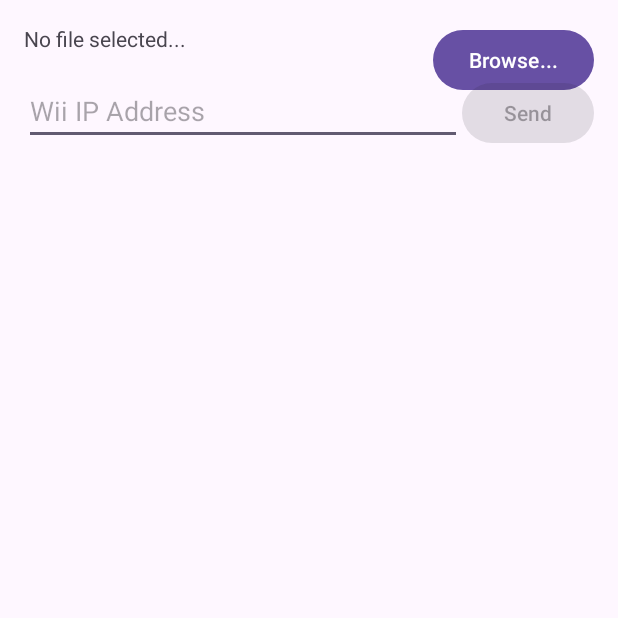
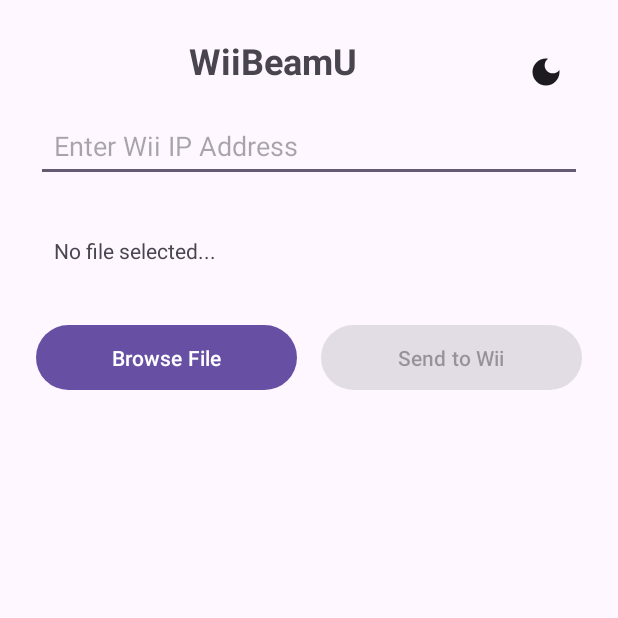
Before and after one commit to Sudachi-E/WiiBeamU, an Android app: the screen it shows after launch (MainActivity), on a phone screen of 412 x 824 dp, the top half of it. Run offline under Robolectric (Android 15) with nearby library versions, the phone set to English and light mode, and no system bars.

Commit message:
UI improvments

```diff
--- a/app/src/main/java/com/sudachi/wiibeamu/MainActivity.java
+++ b/app/src/main/java/com/sudachi/wiibeamu/MainActivity.java
@@ -2,53 +2,61 @@ package com.sudachi.wiibeamu;
 
 import android.Manifest;
 import android.app.Activity;
+import android.app.ProgressDialog;
 import android.content.Intent;
 import android.content.SharedPreferences;
 import android.content.pm.PackageManager;
 import android.net.Uri;
 import android.os.Bundle;
-import android.os.AsyncTask;
-import android.view.Menu;
-import android.view.MenuItem;
+import android.os.Handler;
+import android.os.Looper;
 import android.widget.Button;
 import android.widget.EditText;
+import android.widget.ImageButton;
 import android.widget.TextView;
 import android.widget.Toast;
 
 import androidx.activity.result.ActivityResultLauncher;
 import androidx.activity.result.contract.ActivityResultContracts;
 import androidx.appcompat.app.AppCompatActivity;
+import androidx.appcompat.app.AppCompatDelegate;
 import androidx.core.app.ActivityCompat;
 import androidx.core.content.ContextCompat;
 
-import java.io.BufferedInputStream;
+import android.widget.PopupMenu;
+
+import java.io.ByteArrayOutputStream;
 import java.io.DataOutputStream;
-import java.io.File;
-import java.io.FileInputStream;
-import java.io.FileOutputStream;
+import java.io.IOException;
 import java.io.InputStream;
-import java.io.OutputStream;
-import java.net.InetAddress;
 import java.net.Socket;
-import java.util.zip.DeflaterOutputStream;
+import java.util.concurrent.ExecutorService;
+import java.util.concurrent.Executors;
+import java.util.zip.Deflater;
 
 public class MainActivity extends AppCompatActivity {
-    private static final int PORT = 4299;
-    private TextView fileNameText;
-    private EditText wiiIpInput;
-    private Button sendButton;
-    private Button browseButton;
-    private Uri selectedFileUri;
-    private SharedPreferences prefs;
+    private static final int WII_PORT = 4299;
+    private static final int BUFFER_SIZE = 8192;
+    private static final String PREFS_NAME = "BeamUPrefs";
+    private static final String LAST_IP_KEY = "lastUsedIP";
+    private static final String THEME_PREF_KEY = "theme_mode";
 
-    private final ActivityResultLauncher<Intent> filePickerLauncher = registerForActivityResult(
+    private TextView statusText;
+    private EditText ipAddressField;
+    private Button selectFileButton;
+    private Button transmitButton;
+    private Uri selectedFile;
+    private SharedPreferences preferences;
+    private ProgressDialog progressDialog;
+    private final ExecutorService executorService = Executors.newSingleThreadExecutor();
+    private final Handler mainHandler = new Handler(Looper.getMainLooper());
+    private ImageButton themeToggle;
+
+    private final ActivityResultLauncher<Intent> filePicker = registerForActivityResult(
             new ActivityResultContracts.StartActivityForResult(),
             result -> {
                 if (result.getResultCode() == Activity.RESULT_OK && result.getData() != null) {
-                    selectedFileUri = result.getData().getData();
-                    String fileName = selectedFileUri.getLastPathSegment();
-                    fileNameText.setText(fileName);
-                    sendButton.setEnabled(true);
+                    handleFileSelection(result.getData().getData());
                 }
             }
     );
@@ -56,142 +64,220 @@ public class MainActivity extends AppCompatActivity {
     @Override
     protected void onCreate(Bundle savedInstanceState) {
         super.onCreate(savedInstanceState);
+        preferences = getSharedPreferences(PREFS_NAME, MODE_PRIVATE);
+        applyTheme();
         setContentView(R.layout.activity_main);
-
-        prefs = getSharedPreferences("BeamU", MODE_PRIVATE);
-
-        fileNameText = findViewById(R.id.fileNameText);
-        wiiIpInput = findViewById(R.id.wiiIpInput);
-        sendButton = findViewById(R.id.sendButton);
-        browseButton = findViewById(R.id.browseButton);
-
-        String lastIp = prefs.getString("last_ip", "");
-        wiiIpInput.setText(lastIp);
-
-        browseButton.setOnClickListener(v -> openFilePicker());
-        sendButton.setOnClickListener(v -> sendFileToWii());
-
-        checkPermissions();
+        initializeViews();
+        setupPreferences();
+        verifyPermissions();
+        setupClickListeners();
     }
 
-    private void checkPermissions() {
+    private void initializeViews() {
+        statusText = findViewById(R.id.fileNameText);
+        ipAddressField = findViewById(R.id.wiiIpInput);
+        selectFileButton = findViewById(R.id.browseButton);
+        transmitButton = findViewById(R.id.sendButton);
+        transmitButton.setEnabled(false);
+
+        progressDialog = new ProgressDialog(this);
+        progressDialog.setProgressStyle(ProgressDialog.STYLE_HORIZONTAL);
+        progressDialog.setCancelable(false);
+        themeToggle = findViewById(R.id.themeToggle);
+    }
+
+    private void setupPreferences() {
+        String savedIP = preferences.getString(LAST_IP_KEY, "");
+        ipAddressField.setText(savedIP);
+    }
+
+    private void verifyPermissions() {
         if (ContextCompat.checkSelfPermission(this, Manifest.permission.READ_EXTERNAL_STORAGE)
                 != PackageManager.PERMISSION_GRANTED) {
             ActivityCompat.requestPermissions(this,
-                    new String[]{Manifest.permission.READ_EXTERNAL_STORAGE},
-                    1);
+                    new String[]{Manifest.permission.READ_EXTERNAL_STORAGE}, 100);
         }
     }
 
-    private void openFilePicker() {
+    private void setupClickListeners() {
+        selectFileButton.setOnClickListener(v -> launchFilePicker());
+        transmitButton.setOnClickListener(v -> initiateFileTransfer());
+        themeToggle.setOnClickListener(v -> showThemeMenu());
+    }
+
+    private void launchFilePicker() {
         Intent intent = new Intent(Intent.ACTION_GET_CONTENT);
         intent.setType("*/*");
-        filePickerLauncher.launch(intent);
+        intent.addCategory(Intent.CATEGORY_OPENABLE);
+        filePicker.launch(intent);
     }
 
-    private void sendFileToWii() {
-        String ip = wiiIpInput.getText().toString();
-        if (ip.isEmpty()) {
-            Toast.makeText(this, "Please enter Wii IP address", Toast.LENGTH_SHORT).show();
+    private void handleFileSelection(Uri uri) {
+        selectedFile = uri;
+        String fileName = getFileName(uri);
+        statusText.setText(fileName);
+        transmitButton.setEnabled(true);
+    }
+
+    private String getFileName(Uri uri) {
+        String result = uri.getLastPathSegment();
+        int cut = result.lastIndexOf('/');
+        if (cut != -1) {
+            result = result.substring(cut + 1);
+        }
+        return result;
+    }
+
+    private void initiateFileTransfer() {
+        String ipAddress = ipAddressField.getText().toString().trim();
+        if (ipAddress.isEmpty()) {
+            showMessage("Please enter Wii IP address");
             return;
         }
 
-        prefs.edit().putString("last_ip", ip).apply();
-
-        new SendFileTask().execute(ip);
+        preferences.edit().putString(LAST_IP_KEY, ipAddress).apply();
+        startFileTransfer(ipAddress);
     }
 
-    private class SendFileTask extends AsyncTask<String, String, Boolean> {
-        @Override
-        protected Boolean doInBackground(String... params) {
-            String host = params[0];
+    private void startFileTransfer(String ipAddress) {
+        progressDialog.setMessage("Preparing transfer...");
+        progressDialog.setProgress(0);
+        progressDialog.show();
+
+        executorService.execute(() -> {
             try {
-                publishProgress("Connecting to Wii...");
-                Socket socket = new Socket(host, PORT);
+                byte[] compressedData = compressFileData();
+                sendToWii(ipAddress, compressedData);
+                showTransferComplete();
+            } catch (Exception e) {
+                handleTransferError(e);
+            }
+        });
+    }
 
-                publishProgress("Compressing data...");
-                File compressedFile = compressFile(selectedFileUri);
+    private byte[] compressFileData() throws IOException {
+        ByteArrayOutputStream compressedStream = new ByteArrayOutputStream();
+        Deflater deflater = new Deflater();
+        byte[] buffer = new byte[BUFFER_SIZE];
 
-                publishProgress("Sending file...");
-                sendFileToSocket(socket, compressedFile);
+        try (InputStream inputStream = getContentResolver().openInputStream(selectedFile)) {
+            int totalBytes = inputStream.available();
+            int bytesRead;
+            while ((bytesRead = inputStream.read(buffer)) != -1) {
+                deflater.setInput(buffer, 0, bytesRead);
 
-                compressedFile.delete();
-                return true;
-            } catch (Exception e) {
-                e.printStackTrace();
-                publishProgress("Error: " + e.getMessage());
-                return false;
+                byte[] compressedBuffer = new byte[BUFFER_SIZE];
+                while (!deflater.needsInput()) {
+                    int compressedBytes = deflater.deflate(compressedBuffer);
+                    compressedStream.write(compressedBuffer, 0, compressedBytes);
+                }
+
+                updateProgress("Compressing...", (int) (compressedStream.size() * 100L / totalBytes));
             }
+
+            deflater.finish();
+            while (!deflater.finished()) {
+                int count = deflater.deflate(buffer);
+                compressedStream.write(buffer, 0, count);
+            }
+    }
+
+        return compressedStream.toByteArray();
+    }
+
+    private void sendToWii(String ipAddress, byte[] compressedData) throws IOException {
+        try (Socket socket = new Socket(ipAddress, WII_PORT);
+             DataOutputStream output = new DataOutputStream(socket.getOutputStream())) {
+
+            String fileName = getFileName(selectedFile);
+            writeHeader(output, fileName, compressedData.length);
+
+            int chunkSize = BUFFER_SIZE;
+            int totalChunks = (compressedData.length + chunkSize - 1) / chunkSize;
+
+        for (int i = 0; i < totalChunks; i++) {
+                int start = i * chunkSize;
+                int length = Math.min(chunkSize, compressedData.length - start);
+                output.write(compressedData, start, length);
+            output.flush();
+
+            updateProgress("Sending file...", (i + 1) * 100 / totalChunks);
         }
 
-        @Override
-        protected void onProgressUpdate(String... values) {
-            Toast.makeText(MainActivity.this, values[0], Toast.LENGTH_SHORT).show();
-        }
-
-        @Override
-        protected void onPostExecute(Boolean success) {
-            if (success) {
-                Toast.makeText(MainActivity.this, "File sent successfully!", Toast.LENGTH_LONG).show();
-            }
+            output.writeBytes(fileName + '\0');
+        output.flush();
         }
     }
 
-    private File compressFile(Uri fileUri) throws Exception {
-        File compressedFile = new File(getCacheDir(), "compressed.BeamU.gz");
-        InputStream in = getContentResolver().openInputStream(fileUri);
-        OutputStream out = new DeflaterOutputStream(new FileOutputStream(compressedFile));
+    private void writeHeader(DataOutputStream output, String fileName, int compressedLength) throws IOException {
+        output.writeBytes("1027");  // magic number
+        output.writeByte(0);  // max version
+        output.writeByte(5);  // min version
+        output.writeShort(fileName.length() + 1);
+        output.writeInt(compressedLength);
 
-        byte[] buffer = new byte[1024];
-        int len;
-        while ((len = in.read(buffer)) > 0) {
-            out.write(buffer, 0, len);
-        }
-
-        in.close();
-        out.close();
-        return compressedFile;
+        try (InputStream inputStream = getContentResolver().openInputStream(selectedFile)) {
+            output.writeInt(inputStream.available());  // original size
+            }
     }
 
-    private void sendFileToSocket(Socket socket, File compressedFile) throws Exception {
-        OutputStream os = socket.getOutputStream();
-        DataOutputStream dos = new DataOutputStream(os);
+    private void updateProgress(String message, int progress) {
+        mainHandler.post(() -> {
+            progressDialog.setMessage(message);
+            progressDialog.setProgress(progress);
+        });
+    }
 
-        String fileName = selectedFileUri.getLastPathSegment();
-        short argsLength = (short) (fileName.length() + 1);
-        int compressedLength = (int) compressedFile.length();
+    private void showTransferComplete() {
+        mainHandler.post(() -> {
+            progressDialog.dismiss();
+            showMessage("Transfer completed successfully!");
+        });
+    }
 
-        // Get original file size
-        InputStream originalFile = getContentResolver().openInputStream(selectedFileUri);
-        int originalLength = originalFile.available();
-        originalFile.close();
+    private void handleTransferError(Exception e) {
+        mainHandler.post(() -> {
+            progressDialog.dismiss();
+            showMessage("Transfer failed: " + e.getMessage());
+        });
+    }
 
-        // Send header
-        dos.writeBytes("HAXXp");
-        dos.writeByte(0); // max version
-        dos.writeByte(5); // min version
-        dos.writeShort(argsLength);
-        dos.writeInt(compressedLength);
-        dos.writeInt(originalLength);
+    private void showMessage(String message) {
+        Toast.makeText(this, message, Toast.LENGTH_SHORT).show();
+    }
 
-        // Send file data
-        InputStream is = new FileInputStream(compressedFile);
-        BufferedInputStream bis = new BufferedInputStream(is);
-        byte[] buffer = new byte[128 * 1024];
-        int numRead;
+    private void showThemeMenu() {
+        PopupMenu popup = new PopupMenu(this, themeToggle);
+        popup.getMenuInflater().inflate(R.menu.theme_menu, popup.getMenu());
 
-        while ((numRead = bis.read(buffer)) > 0) {
-            dos.write(buffer, 0, numRead);
-            dos.flush();
-        }
+        popup.setOnMenuItemClickListener(item -> {
+            int itemId = item.getItemId();
+            if (itemId == R.id.menu_light_mode) {
+                setThemeMode(AppCompatDelegate.MODE_NIGHT_NO);
+                return true;
+            } else if (itemId == R.id.menu_dark_mode) {
+                setThemeMode(AppCompatDelegate.MODE_NIGHT_YES);
+                return true;
+            }
+            return false;
+        });
 
-        // Send filename
-        dos.writeBytes(fileName + "\0");
-        dos.flush();
+        popup.show();
+    }
 
-        bis.close();
-        is.close();
-        dos.close();
-        os.close();
+    private void setThemeMode(int mode) {
+        preferences.edit().putInt(THEME_PREF_KEY, mode).apply();
+            AppCompatDelegate.setDefaultNightMode(mode);
+    }
+
+    private void applyTheme() {
+        int savedTheme = preferences.getInt(THEME_PREF_KEY, AppCompatDelegate.MODE_NIGHT_FOLLOW_SYSTEM);
+        AppCompatDelegate.setDefaultNightMode(savedTheme);
+    }
+
+    @Override
+    protected void onDestroy() {
+        super.onDestroy();
+        executorService.shutdown();
     }
 }
--- /dev/null
+++ b/app/src/main/res/drawable/ic_moon.xml
@@ -0,0 +1,11 @@
+<?xml version="1.0" encoding="utf-8"?>
+<vector xmlns:android="http://schemas.android.com/apk/res/android"
+    android:width="24dp"
+    android:height="24dp"
+    android:viewportWidth="24"
+    android:viewportHeight="24"
+    android:tint="?android:attr/textColorPrimary">
+    <path
+        android:fillColor="@android:color/white"
+        android:pathData="M12,3c-4.97,0 -9,4.03 -9,9s4.03,9 9,9s9,-4.03 9,-9c0,-0.46 -0.04,-0.92 -0.1,-1.36c-0.98,1.37 -2.58,2.26 -4.4,2.26c-2.98,0 -5.4,-2.42 -5.4,-5.4c0,-1.81 0.89,-3.42 2.26,-4.4C12.92,3.04 12.46,3 12,3L12,3z"/>
+</vector>
--- a/app/src/main/res/layout/activity_main.xml
+++ b/app/src/main/res/layout/activity_main.xml
@@ -3,43 +3,86 @@
     xmlns:app="http://schemas.android.com/apk/res-auto"
     android:layout_width="match_parent"
     android:layout_height="match_parent"
-    android:padding="16dp">
+    android:padding="24dp">
+
+    <TextView
+        android:id="@+id/titleText"
+        android:layout_width="wrap_content"
+        android:layout_height="wrap_content"
+        android:text="WiiBeamU"
+        android:textSize="24sp"
+        android:textStyle="bold"
+        android:layout_marginBottom="32dp"
+        app:layout_constraintTop_toTopOf="parent"
+        app:layout_constraintStart_toStartOf="parent"
+        app:layout_constraintEnd_toStartOf="@+id/themeToggle" />
+
+    <ImageButton
+        android:id="@+id/themeToggle"
+        android:layout_width="48dp"
+        android:layout_height="48dp"
+        android:background="?attr/selectableItemBackgroundBorderless"
+        android:contentDescription="Toggle theme"
+        android:padding="12dp"
+        android:src="@drawable/ic_moon"
+        app:layout_constraintEnd_toEndOf="parent"
+        app:layout_constraintTop_toTopOf="parent"
+        app:tint="?android:attr/textColorPrimary" />
+
+    <EditText
+        android:id="@+id/wiiIpInput"
+        android:layout_width="0dp"
+        android:layout_height="wrap_content"
+        android:hint="Enter Wii IP Address"
+        android:inputType="text"
+        android:padding="12dp"
+        android:layout_marginTop="16dp"
+        app:layout_constraintTop_toBottomOf="@+id/titleText"
+        app:layout_constraintStart_toStartOf="parent"
+        app:layout_constraintEnd_toEndOf="parent" />
 
     <TextView
         android:id="@+id/fileNameText"
         android:layout_width="0dp"
         android:layout_height="wrap_content"
         android:text="No file selected..."
-        app:layout_constraintEnd_toStartOf="@+id/browseButton"
+        android:padding="12dp"
+        android:layout_marginTop="24dp"
+        android:elevation="2dp"
+        app:layout_constraintTop_toBottomOf="@+id/wiiIpInput"
         app:layout_constraintStart_toStartOf="parent"
-        app:layout_constraintTop_toTopOf="parent" />
+        app:layout_constraintEnd_toEndOf="parent" />
 
-    <Button
-        android:id="@+id/browseButton"
-        android:layout_width="wrap_content"
-        android:layout_height="wrap_content"
-        android:text="Browse..."
-        app:layout_constraintEnd_toEndOf="parent"
-        app:layout_constraintTop_toTopOf="parent" />
-
-    <EditText
-        android:id="@+id/wiiIpInput"
+    <LinearLayout
         android:layout_width="0dp"
         android:layout_height="wrap_content"
-        android:layout_marginTop="16dp"
-        android:hint="Wii IP Address"
-        android:inputType="text"
-        app:layout_constraintEnd_toStartOf="@+id/sendButton"
+        android:orientation="horizontal"
+        android:layout_marginTop="24dp"
+        android:gravity="center"
+        android:spacing="16dp"
+        app:layout_constraintTop_toBottomOf="@+id/fileNameText"
         app:layout_constraintStart_toStartOf="parent"
-        app:layout_constraintTop_toBottomOf="@+id/fileNameText" />
+        app:layout_constraintEnd_toEndOf="parent">
 
-    <Button
-        android:id="@+id/sendButton"
-        android:layout_width="wrap_content"
-        android:layout_height="wrap_content"
-        android:enabled="false"
-        android:text="Send"
-        app:layout_constraintEnd_toEndOf="parent"
-        app:layout_constraintTop_toTopOf="@+id/wiiIpInput" />
+        <Button
+            android:id="@+id/browseButton"
+            android:layout_width="0dp"
+            android:layout_height="wrap_content"
+            android:layout_weight="1"
+            android:layout_marginEnd="8dp"
+            android:text="Browse File"
+            android:padding="12dp" />
+
+        <Button
+            android:id="@+id/sendButton"
+            android:layout_width="0dp"
+            android:layout_height="wrap_content"
+            android:layout_weight="1"
+            android:layout_marginStart="8dp"
+            android:enabled="false"
+            android:text="Send to Wii"
+            android:padding="12dp" />
+
+    </LinearLayout>
 
 </androidx.constraintlayout.widget.ConstraintLayout>
--- /dev/null
+++ b/app/src/main/res/menu/theme_menu.xml
@@ -0,0 +1,9 @@
+<?xml version="1.0" encoding="utf-8"?>
+<menu xmlns:android="http://schemas.android.com/apk/res/android">
+        <item
+            android:id="@+id/menu_light_mode"
+        android:title="Light Mode" />
+        <item
+            android:id="@+id/menu_dark_mode"
+        android:title="Dark Mode" />
+</menu>
```
